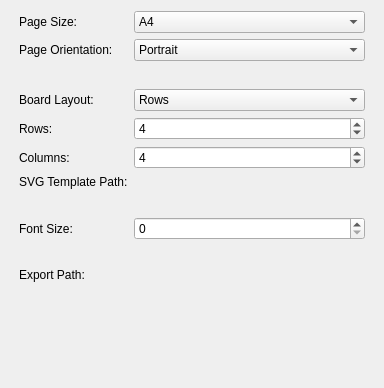
Old version of the form plugins/dockers/storyboarddocker/wdgexportstoryboard.ui in the repository KDE/krita.
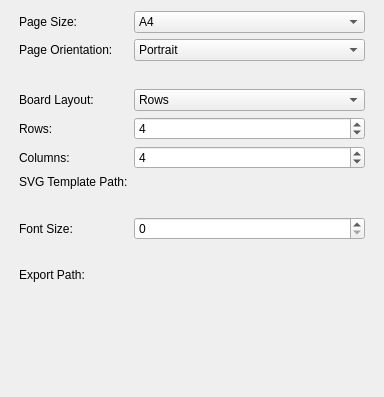
New version of the form. Custom widgets are drawn as their Qt base class.

Commit message: Storyboard Export: Re-enabled SVG template export option.

The edit to the form file:
```diff
--- a/plugins/dockers/storyboarddocker/wdgexportstoryboard.ui
+++ b/plugins/dockers/storyboarddocker/wdgexportstoryboard.ui
@@ -7,7 +7,7 @@
     <x>0</x>
     <y>0</y>
     <width>384</width>
-    <height>388</height>
+    <height>397</height>
    </rect>
   </property>
   <property name="minimumSize">
```
Left out of the diff: 5 changed lines with no effect on the pictures.
